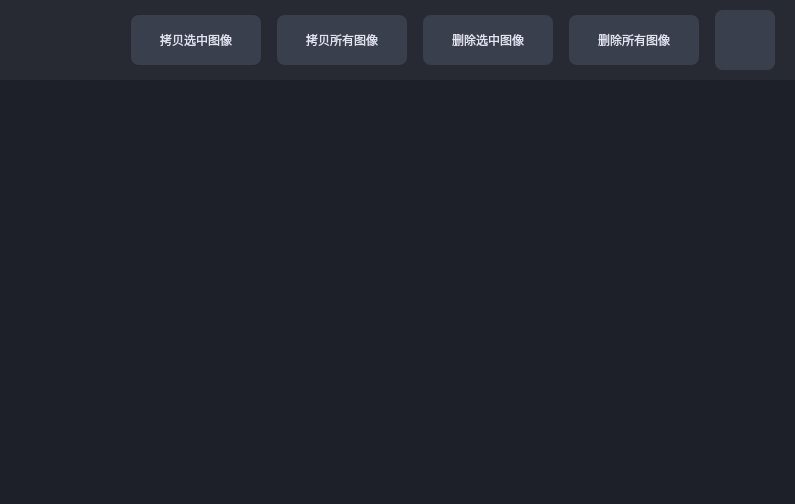
Old version of the form widgets/viewer/imageviewer.ui in the repository wyc15002105071/Recorder.
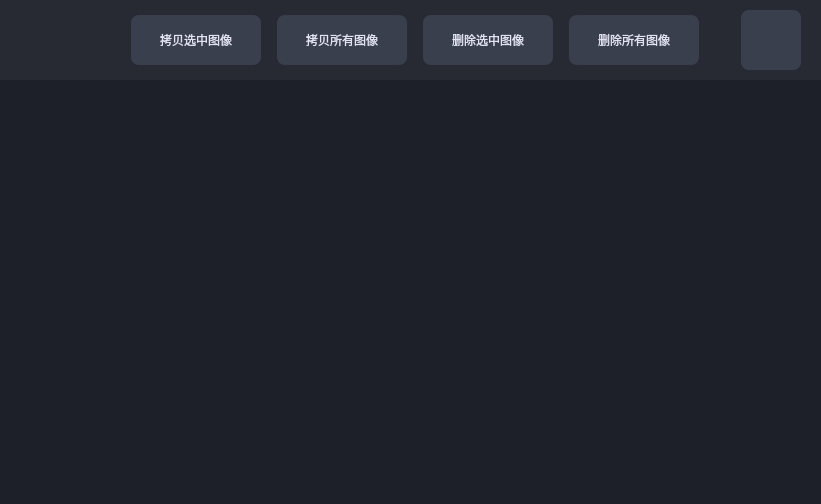
New version of the form. Icons and pictures are not drawn.

Patch:
```diff
--- a/widgets/viewer/imageviewer.ui
+++ b/widgets/viewer/imageviewer.ui
@@ -6,7 +6,7 @@
    <rect>
     <x>0</x>
     <y>0</y>
-    <width>795</width>
+    <width>821</width>
     <height>504</height>
    </rect>
   </property>
@@ -410,7 +410,7 @@
       <enum>QListView::Adjust</enum>
      </property>
      <property name="spacing">
-      <number>20</number>
+      <number>30</number>
      </property>
      <property name="viewMode">
       <enum>QListView::IconMode</enum>
```
